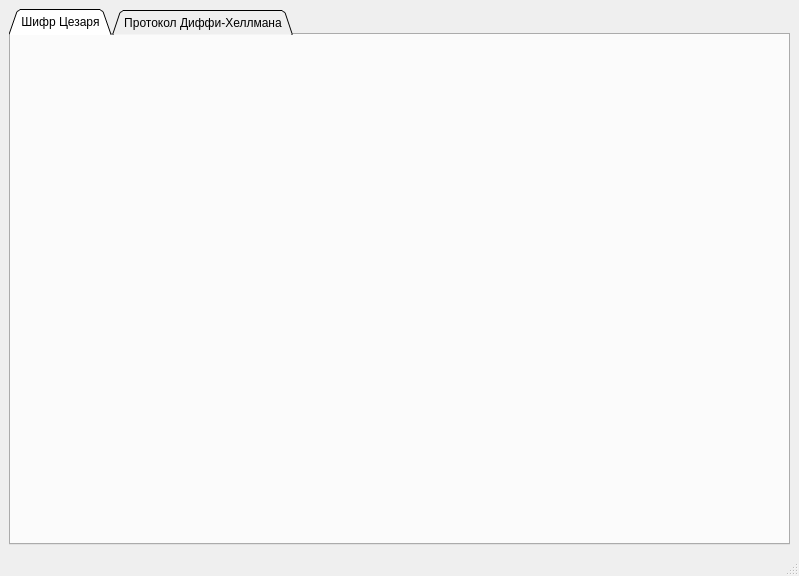
Qt form mainwindow.ui (NikitaVirachev/test-task) before a commit.
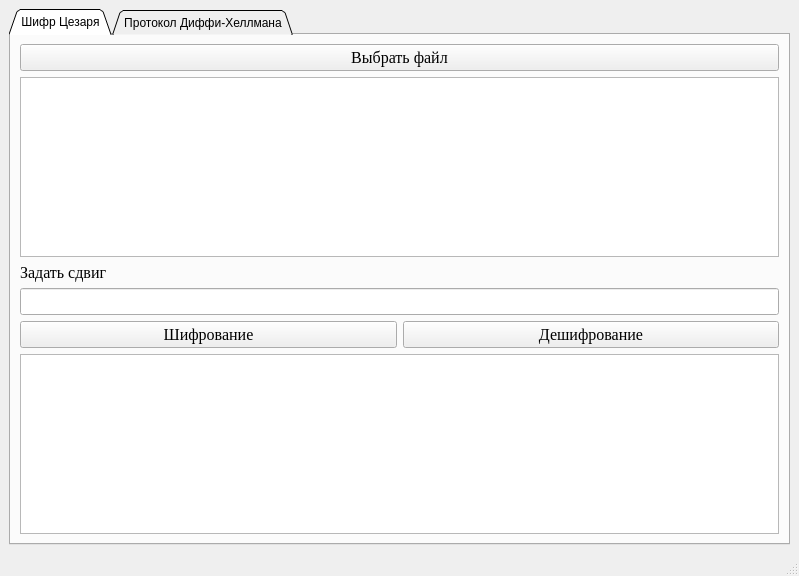
The same form after that commit.

Patch:
```diff
--- a/mainwindow.ui
+++ b/mainwindow.ui
@@ -39,6 +39,110 @@
        <attribute name="title">
         <string>Шифр Цезаря</string>
        </attribute>
+       <layout class="QHBoxLayout" name="horizontalLayout_2">
+        <item>
+         <layout class="QVBoxLayout" name="verticalLayout_5">
+          <item>
+           <layout class="QVBoxLayout" name="verticalLayout_2">
+            <item>
+             <widget class="QPushButton" name="pushButton">
+              <property name="font">
+               <font>
+                <family>Times New Roman</family>
+                <pointsize>12</pointsize>
+               </font>
+              </property>
+              <property name="text">
+               <string>Выбрать файл</string>
+              </property>
+             </widget>
+            </item>
+            <item>
+             <widget class="QTextEdit" name="baseText">
+              <property name="font">
+               <font>
+                <family>Times New Roman</family>
+                <pointsize>12</pointsize>
+               </font>
+              </property>
+             </widget>
+            </item>
+            <item>
+             <layout class="QVBoxLayout" name="verticalLayout_3">
+              <item>
+               <widget class="QLabel" name="label">
+                <property name="font">
+                 <font>
+                  <family>Times New Roman</family>
+                  <pointsize>12</pointsize>
+                 </font>
+                </property>
+                <property name="text">
+                 <string>Задать сдвиг</string>
+                </property>
+               </widget>
+              </item>
+              <item>
+               <widget class="QLineEdit" name="lineEdit">
+                <property name="font">
+                 <font>
+                  <family>Times New Roman</family>
+                  <pointsize>12</pointsize>
+                 </font>
+                </property>
+               </widget>
+              </item>
+              <item>
+               <layout class="QVBoxLayout" name="verticalLayout_4">
+                <item>
+                 <layout class="QHBoxLayout" name="horizontalLayout">
+                  <item>
+                   <widget class="QPushButton" name="encryption">
+                    <property name="font">
+                     <font>
+                      <family>Times New Roman</family>
+                      <pointsize>12</pointsize>
+                     </font>
+                    </property>
+                    <property name="text">
+                     <string>Шифрование</string>
+                    </property>
+                   </widget>
+                  </item>
+                  <item>
+                   <widget class="QPushButton" name="decryption">
+                    <property name="font">
+                     <font>
+                      <family>Times New Roman</family>
+                      <pointsize>12</pointsize>
+                     </font>
+                    </property>
+                    <property name="text">
+                     <string>Дешифрование</string>
+                    </property>
+                   </widget>
+                  </item>
+                 </layout>
+                </item>
+                <item>
+                 <widget class="QTextEdit" name="output_text">
+                  <property name="font">
+                   <font>
+                    <family>Times New Roman</family>
+                    <pointsize>12</pointsize>
+                   </font>
+                  </property>
+                 </widget>
+                </item>
+               </layout>
+              </item>
+             </layout>
+            </item>
+           </layout>
+          </item>
+         </layout>
+        </item>
+       </layout>
       </widget>
       <widget class="QWidget" name="tab_2">
        <attribute name="title">
```
